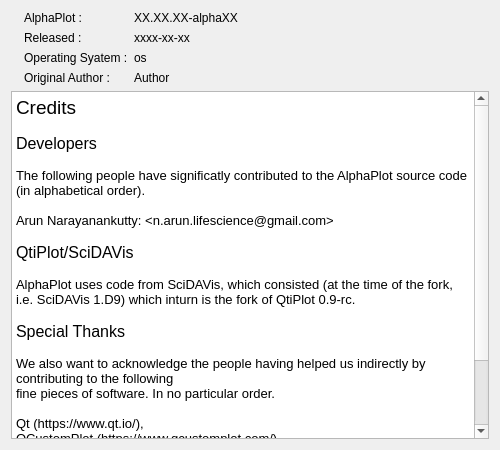
The window that alphaplot/src/About.ui (narunlifescience/AlphaPlot) describes before a commit, drawn with Qt 5.
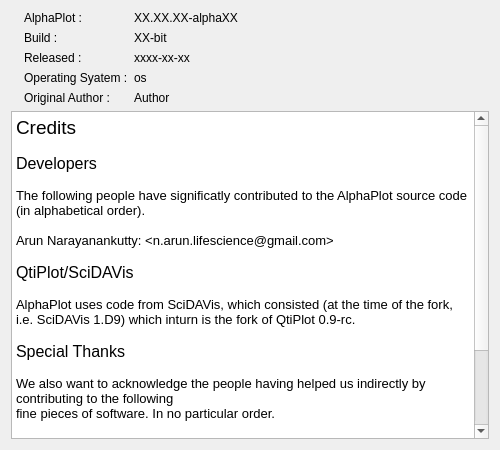
The same window after the commit. Icons and pictures are not drawn.

Diff of the .ui file:
```diff
--- a/alphaplot/src/About.ui
+++ b/alphaplot/src/About.ui
@@ -66,6 +66,13 @@
          </property>
         </widget>
        </item>
+       <item>
+        <widget class="QLabel" name="buildLabelCaption">
+         <property name="text">
+          <string>Build :</string>
+         </property>
+        </widget>
+       </item>
        <item>
         <widget class="QLabel" name="releaseDateLabelCaption">
          <property name="text">
@@ -98,6 +105,13 @@
          </property>
         </widget>
        </item>
+       <item>
+        <widget class="QLabel" name="buildLabel">
+         <property name="text">
+          <string>XX-bit</string>
+         </property>
+        </widget>
+       </item>
        <item>
         <widget class="QLabel" name="releaseDateLabel">
          <property name="text">
```
